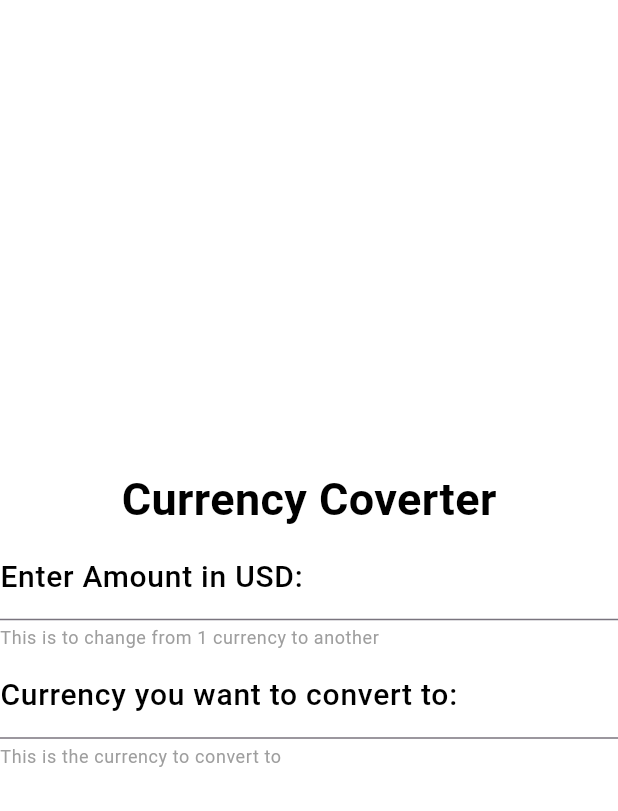
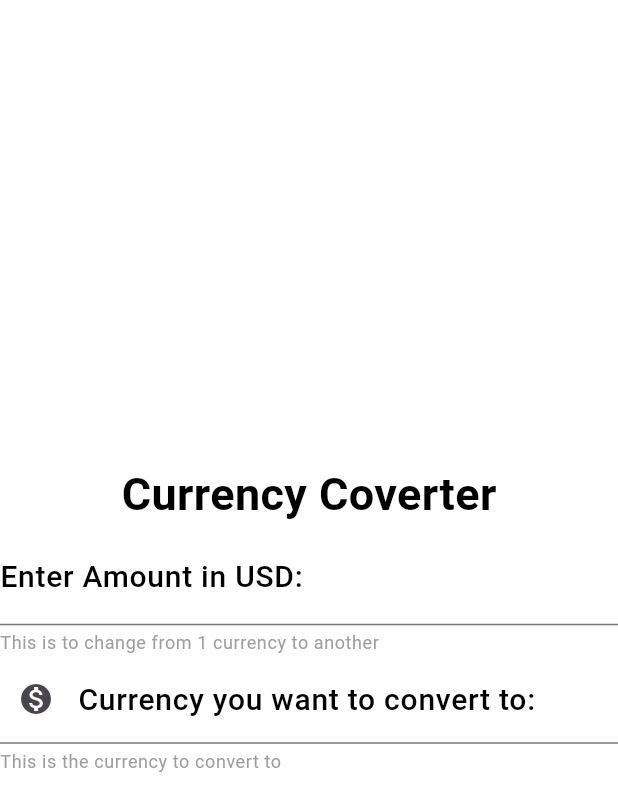
Before and after one commit to kidus-23/myapp, a Flutter app: the screen it shows after launch, on a phone screen of 412 x 824 dp. Shown: the top 811 px of the screen. Run offline on Flutter 3.47's test engine with Material 3 defaults, Android fonts, the phone set to English and light mode, and no system bars; Roboto replaces fonts that are missing (Times New Roman).

Commit message:
some currency changes

```diff
--- a/lib/currency_converter.dart
+++ b/lib/currency_converter.dart
@@ -11,7 +11,8 @@ class CurrencyConverter extends StatelessWidget {
             child: Column(
           mainAxisAlignment: MainAxisAlignment.center,
           children: [
-            Text('Currency Coverter',
+            Text(
+              'Currency Coverter',
               style: TextStyle(
                 fontSize: 30.0,
                 fontWeight: FontWeight.w700,
@@ -34,9 +35,9 @@ class CurrencyConverter extends StatelessWidget {
                 hintStyle: TextStyle(
                   color: Colors.grey,
                 ),
+                prefix: Icon(Icons.monetization_on),
                 helperText: 'This is to change from 1 currency to another',
-                helperStyle: TextStyle(
-                  color: Colors.grey),
+                helperStyle: TextStyle(color: Colors.grey),
               ),
             ),
             TextField(
@@ -54,6 +55,7 @@ class CurrencyConverter extends StatelessWidget {
                 hintStyle: TextStyle(
                   color: Colors.grey,
                 ),
+                prefixIcon: Icon(Icons.monetization_on),
                 helperText: 'This is the currency to convert to',
                 helperStyle: TextStyle(
                   color: Colors.grey,
@@ -61,8 +63,6 @@ class CurrencyConverter extends StatelessWidget {
               ),
             ),
           ],
-        )
-      )
-    );
+        )));
   }
 }
```
Lines whose indentation alone changed are shown as unchanged.
